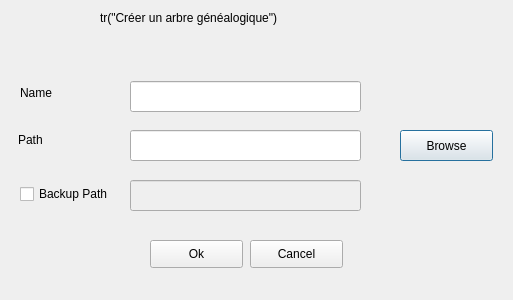
First picture: the form in treeinterface.ui, repository Rerelekeke/Tree, before the edit.
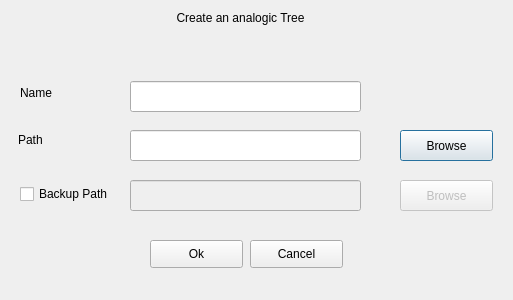
Second picture: the form after the edit.

Diff of the .ui file:
```diff
--- a/treeinterface.ui
+++ b/treeinterface.ui
@@ -26,14 +26,17 @@
   <widget class="QLabel" name="labelTitle">
    <property name="geometry">
     <rect>
-     <x>100</x>
+     <x>130</x>
      <y>10</y>
      <width>221</width>
      <height>16</height>
     </rect>
    </property>
    <property name="text">
-    <string>tr(&quot;Créer un arbre généalogique&quot;)</string>
+    <string>Create an analogic Tree</string>
+   </property>
+   <property name="alignment">
+    <set>Qt::AlignCenter</set>
    </property>
   </widget>
   <widget class="QLineEdit" name="fieldBackupPath">
@@ -137,6 +140,22 @@
     <string>Cancel</string>
    </property>
   </widget>
+  <widget class="QPushButton" name="pushButtonBrowseBackupPath">
+   <property name="enabled">
+    <bool>false</bool>
+   </property>
+   <property name="geometry">
+    <rect>
+     <x>400</x>
+     <y>180</y>
+     <width>93</width>
+     <height>31</height>
+    </rect>
+   </property>
+   <property name="text">
+    <string>Browse</string>
+   </property>
+  </widget>
  </widget>
  <resources/>
  <connections/>
```
Left out of the diff: 8 changed lines with no effect on the pictures.
